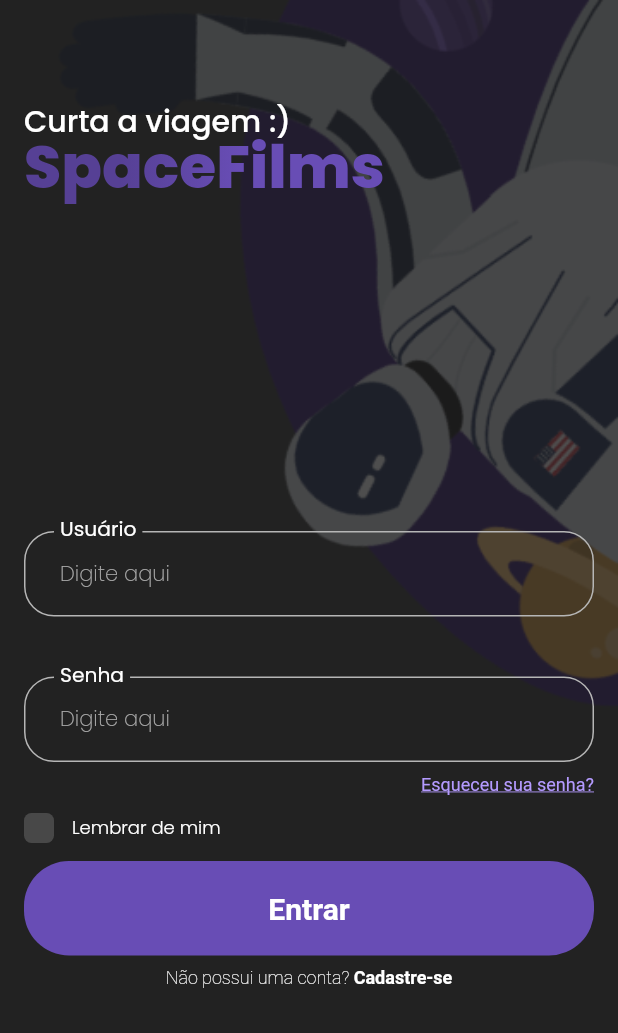
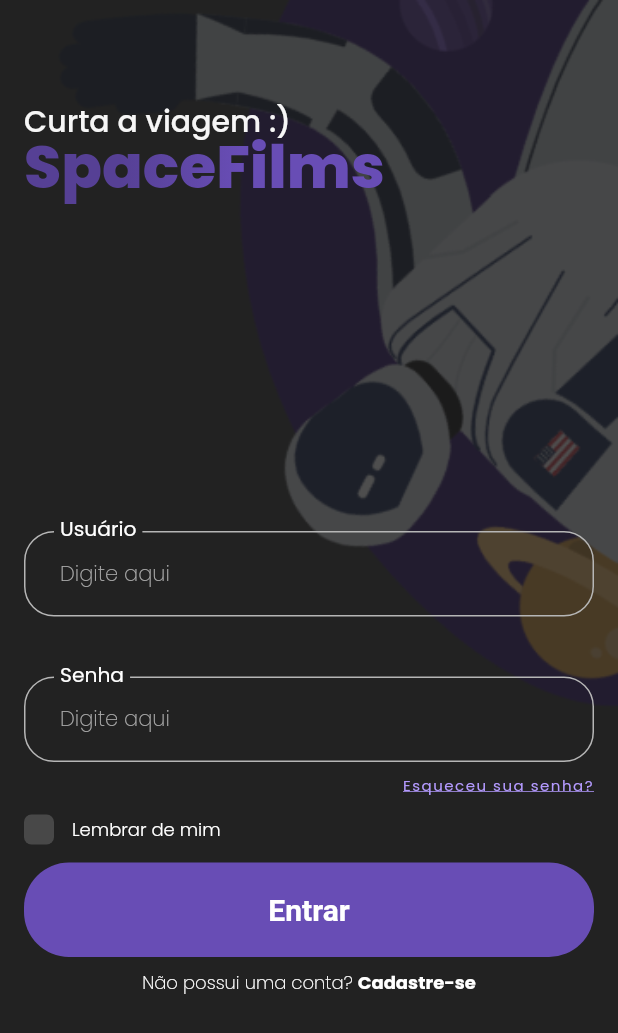
Before and after one commit to TheuFerreira/Flutter-Streaming-App, a Flutter app: the screen it shows after launch, on a phone screen of 412 x 824 dp. Shown: the top 1033 px of the screen. Run offline on Flutter 3.47's test engine with Material 2 defaults, Android fonts, the phone set to English and light mode, and no system bars; our stand-ins replace flutter_feather_icons, flutter_mobx, mobx; generated files the repository leaves out were written again.

Commit message:
Refactored styles of login and register

```diff
--- a/lib/app_widget.dart
+++ b/lib/app_widget.dart
@@ -16,26 +16,85 @@ class AppWidget extends StatelessWidget {
           primary: const Color(0xFF967BE3),
           secondary: const Color(0xFF484848),
         ),
-        textTheme: const TextTheme(
-          titleMedium: TextStyle(
+        elevatedButtonTheme: ElevatedButtonThemeData(
+          style: ElevatedButton.styleFrom(
+            backgroundColor: Colors.transparent,
+            shadowColor: Colors.transparent,
+            padding: const EdgeInsets.symmetric(
+              horizontal: 16,
+              vertical: 20,
+            ),
+            shape: RoundedRectangleBorder(
+              borderRadius: BorderRadius.circular(30),
+            ),
+            textStyle: const TextStyle(
+              fontWeight: FontWeight.w700,
+              fontSize: 20,
+              color: Colors.white,
+            ),
+          ),
+        ),
+        textTheme: TextTheme(
+          displayLarge: TextStyle(
+            fontFamily: 'Poppins',
+            fontWeight: FontWeight.w800,
+            fontSize: 40,
+            height: 1,
+            foreground: Paint()
+              ..shader = const LinearGradient(
+                stops: [0, 0.4, 0.8],
+                colors: [
+                  Color(0xff564095),
+                  Color(0xff564095),
+                  Color(0xff684DB5),
+                ],
+              ).createShader(
+                const Rect.fromLTWH(0.0, 0.0, 200.0, 70.0),
+              ),
+          ),
+          displayMedium: const TextStyle(
+            fontFamily: 'Poppins',
+            fontWeight: FontWeight.w500,
+            fontSize: 20,
+            color: Color(0xFFF6F6F6),
+          ),
+          titleMedium: const TextStyle(
+            fontFamily: 'Poppins',
             fontWeight: FontWeight.w600,
             color: Colors.white,
             fontSize: 12,
           ),
-          titleLarge: TextStyle(
+          titleLarge: const TextStyle(
+            fontFamily: 'Poppins',
             color: Colors.white,
             fontSize: 16,
             fontWeight: FontWeight.w600,
           ),
-          bodySmall: TextStyle(
+          bodySmall: const TextStyle(
+            fontFamily: 'Poppins',
             fontWeight: FontWeight.w400,
             fontSize: 12,
             color: Colors.white,
           ),
-          bodyMedium: TextStyle(
+          bodyMedium: const TextStyle(
+            fontFamily: 'Poppins',
             color: Colors.white,
             fontWeight: FontWeight.w600,
             fontSize: 12,
+          ),
+          labelLarge: const TextStyle(
+            fontFamily: 'Poppins',
+            color: Colors.white,
+            fontSize: 18,
+            fontWeight: FontWeight.w400,
+          ),
+          labelSmall: const TextStyle(
+            fontFamily: 'Poppins',
+            fontWeight: FontWeight.w400,
+            fontSize: 10,
+            letterSpacing: 1,
+            decoration: TextDecoration.underline,
+            color: Color(0xFFB49AFF),
           ),
         ),
       ),
--- a/lib/presenter/pages/login/login_page.dart
+++ b/lib/presenter/pages/login/login_page.dart
@@ -47,31 +47,13 @@ class _LoginPageState extends State<LoginPage> {
                       mainAxisAlignment: MainAxisAlignment.start,
                       children: [
                         const SizedBox(height: 50),
-                        const Text(
+                        Text(
                           'Curta a viagem :)',
-                          style: TextStyle(
-                            fontWeight: FontWeight.w500,
-                            fontSize: 20,
-                          ),
+                          style: Theme.of(context).textTheme.displayMedium,
                         ),
                         Text(
                           'SpaceFilms',
-                          style: TextStyle(
-                            fontWeight: FontWeight.w800,
-                            fontSize: 40,
-                            height: 1,
-                            foreground: Paint()
-                              ..shader = const LinearGradient(
-                                stops: [0, 0.4, 0.8],
-                                colors: [
-                                  Color(0xff564095),
-                                  Color(0xff564095),
-                                  Color(0xff684DB5),
-                                ],
-                              ).createShader(
-                                const Rect.fromLTWH(0.0, 0.0, 200.0, 70.0),
-                              ),
-                          ),
+                          style: Theme.of(context).textTheme.displayLarge,
                         ),
                       ],
                     ),
@@ -107,12 +89,7 @@ class _LoginPageState extends State<LoginPage> {
                               recognizer: TapGestureRecognizer()
                                 ..onTap =
                                     () => controller.resetPassword(context),
-                              style: const TextStyle(
-                                fontWeight: FontWeight.w400,
-                                fontSize: 12,
-                                decoration: TextDecoration.underline,
-                                color: Color(0xFFB49AFF),
-                              ),
+                              style: Theme.of(context).textTheme.labelSmall,
                             ),
                           ),
                           const SizedBox(width: 16),
@@ -144,6 +121,7 @@ class _LoginPageState extends State<LoginPage> {
                             text: TextSpan(
                               text: 'Não possui uma conta? ',
                               style: const TextStyle(
+                                fontFamily: 'Poppins',
                                 fontWeight: FontWeight.w200,
                                 fontSize: 12,
                               ),
@@ -151,6 +129,7 @@ class _LoginPageState extends State<LoginPage> {
                                 TextSpan(
                                   text: 'Cadastre-se',
                                   style: const TextStyle(
+                                    fontFamily: 'Poppins',
                                     fontWeight: FontWeight.w700,
                                     fontSize: 12,
                                   ),
--- a/lib/presenter/pages/register/register_page.dart
+++ b/lib/presenter/pages/register/register_page.dart
@@ -21,37 +21,19 @@ class _RegisterPageState extends State<RegisterPage> {
             crossAxisAlignment: CrossAxisAlignment.stretch,
             children: [
               const SizedBox(height: 50),
-              const Text(
+              Text(
                 'Curta a viagem :)',
-                style: TextStyle(
-                  fontWeight: FontWeight.w500,
-                  fontSize: 20,
-                  color: Color(0xFFF6F6F6),
-                ),
+                style: Theme.of(context).textTheme.displayMedium,
               ),
               Text(
                 'SpaceFilms',
-                style: TextStyle(
-                  fontWeight: FontWeight.w800,
-                  fontSize: 40,
-                  height: 1,
-                  foreground: Paint()
-                    ..shader = const LinearGradient(
-                      stops: [0, 0.4, 0.8],
-                      colors: [
-                        Color(0xff564095),
-                        Color(0xff564095),
-                        Color(0xff684DB5),
-                      ],
-                    ).createShader(
-                      const Rect.fromLTWH(0.0, 0.0, 200.0, 70.0),
-                    ),
-                ),
+                style: Theme.of(context).textTheme.displayLarge,
               ),
               const SizedBox(height: 24),
               const Text(
                 'Criar conta:',
                 style: TextStyle(
+                  fontFamily: 'Poppins',
                   fontWeight: FontWeight.w700,
                   fontSize: 22,
                   color: Colors.white,
--- a/lib/presenter/widgets/button_gradient_widget.dart
+++ b/lib/presenter/widgets/button_gradient_widget.dart
@@ -21,22 +21,6 @@ class ButtonGradientWidget extends StatelessWidget {
       ),
       child: ElevatedButton(
         onPressed: onPressed,
-        style: ElevatedButton.styleFrom(
-          backgroundColor: Colors.transparent,
-          shadowColor: Colors.transparent,
-          padding: const EdgeInsets.symmetric(
-            horizontal: 16,
-            vertical: 20,
-          ),
-          shape: RoundedRectangleBorder(
-            borderRadius: BorderRadius.circular(30),
-          ),
-          textStyle: const TextStyle(
-            fontWeight: FontWeight.w700,
-            fontSize: 20,
-            color: Colors.white,
-          ),
-        ),
         child: child,
       ),
     );
--- a/lib/presenter/widgets/checkbox_text_widget.dart
+++ b/lib/presenter/widgets/checkbox_text_widget.dart
@@ -31,6 +31,7 @@ class CheckboxTextWidget extends StatelessWidget {
               child: Text(
                 text,
                 style: const TextStyle(
+                  fontFamily: 'Poppins',
                   color: Colors.white,
                   fontWeight: FontWeight.w300,
                   fontSize: 12,
--- a/lib/presenter/widgets/text_form_field_widget.dart
+++ b/lib/presenter/widgets/text_form_field_widget.dart
@@ -26,6 +26,7 @@ class TextFormFieldWidget extends StatelessWidget {
         cursorColor: const Color(0xFFB6B6B6),
         keyboardType: keyboardType,
         style: const TextStyle(
+          fontFamily: 'Poppins',
           fontSize: 14,
           fontWeight: FontWeight.w600,
         ),
@@ -36,16 +37,8 @@ class TextFormFieldWidget extends StatelessWidget {
             vertical: 18,
           ),
           labelText: label,
-          labelStyle: const TextStyle(
-            color: Colors.white,
-            fontSize: 18,
-            fontWeight: FontWeight.w400,
-          ),
-          floatingLabelStyle: const TextStyle(
-            color: Colors.white,
-            fontSize: 18,
-            fontWeight: FontWeight.w400,
-          ),
+          labelStyle: Theme.of(context).textTheme.labelLarge,
+          floatingLabelStyle: Theme.of(context).textTheme.labelLarge,
           floatingLabelBehavior: FloatingLabelBehavior.always,
           hintText: 'Digite aqui',
           hintStyle: const TextStyle(
```
